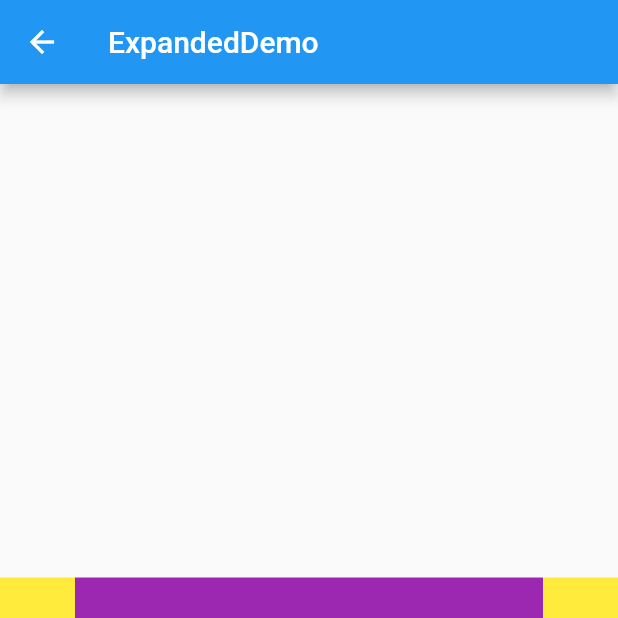
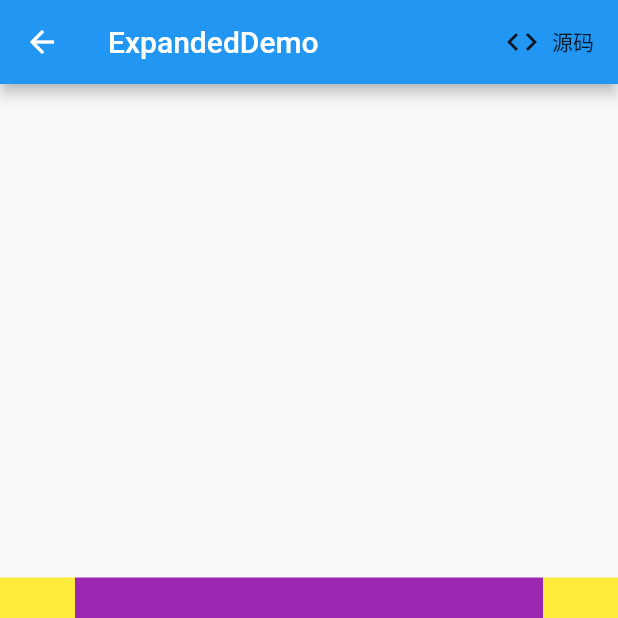
Before and after one commit to yang-lile/Eve_One_Widget, a Flutter app: the ExpandedDemo screen opened directly, on a phone screen of 412 x 824 dp, the top half of it. Run offline on Flutter 3.47's test engine with Material 2 defaults, Android fonts, the phone set to English and light mode, and no system bars.

Commit message:
新建模板，添加查看代码功能

```diff
--- a/lib/pages/AnimatedContainerDemo.dart
+++ b/lib/pages/AnimatedContainerDemo.dart
@@ -26,6 +26,7 @@
 /// 你也可以指定一个非线性的自定义效果。
 /// 这就是balabalabala。。。
 
+import 'package:Eve_One_Widget/template/MyScaffold.dart';
 import 'package:flutter/material.dart';
 
 class AnimatedContainerDemo extends StatefulWidget {
@@ -53,8 +54,8 @@ class _AnimatedContainerDemoState extends State<AnimatedContainerDemo> {
 
   @override
   Widget build(BuildContext context) {
-    return Scaffold(
-      appBar: AppBar(title: Text("AnimatedContainerDemo")),
+    return MyScaffold(
+      appBarTitle: "AnimatedContainerDemo",
       body: Align(
         alignment: Alignment.center,
         child: AnimatedContainer(
--- a/lib/pages/ExpandedDemo.dart
+++ b/lib/pages/ExpandedDemo.dart
@@ -1,12 +1,11 @@
+import 'package:Eve_One_Widget/template/MyScaffold.dart';
 import 'package:flutter/material.dart';
 
 class ExpandedDemo extends StatelessWidget {
   @override
   Widget build(BuildContext context) {
-    return Scaffold(
-      appBar: AppBar(
-        title: Text("ExpandedDemo"),
-      ),
+    return MyScaffold(
+      appBarTitle: "ExpandedDemo",
       body: Container(
         child: Center(
             child: Column(
--- a/lib/pages/FadeTransitionDemo.dart
+++ b/lib/pages/FadeTransitionDemo.dart
@@ -1,13 +1,14 @@
 /// 主要用于专场动画，
 /// 你可以直接复制粘贴FadeTransionDemoModel来修改属于你的转场动画
 
+import 'package:Eve_One_Widget/template/MyScaffold.dart';
 import 'package:flutter/material.dart';
 
 class FadeTransitionDemo extends StatelessWidget {
   @override
   Widget build(BuildContext context) {
-    return Scaffold(
-      appBar: AppBar(title: Text("FadeTransitionDemo")),
+    return MyScaffold(
+      appBarTitle: "FadeTransitionDemo",
       body: Align(
         alignment: Alignment.center,
         child: FadeTransitionDemoModel(
--- a/lib/pages/FutureBuilderDemo.dart
+++ b/lib/pages/FutureBuilderDemo.dart
@@ -1,10 +1,11 @@
+import 'package:Eve_One_Widget/template/MyScaffold.dart';
 import 'package:flutter/material.dart';
 
 class FutureBuilderDemo extends StatelessWidget {
   @override
   Widget build(BuildContext context) {
-    return Scaffold(
-      appBar: AppBar(title: Text("FutureBuilderDemo")),
+    return MyScaffold(
+      appBarTitle: "FutureBuilderDemo",
       body: Align(
         alignment: Alignment.center,
         child: Container(
--- a/lib/pages/Introduction.dart
+++ b/lib/pages/Introduction.dart
@@ -24,7 +24,7 @@ class Introduction extends StatelessWidget {
         child: ListView(
           children: <Widget>[
             Hero(
-              tag: "hero0",
+              tag: "image0",
               child: Image.asset(
                 "assets/images/introducing.webp",
                 fit: BoxFit.contain,
--- /dev/null
+++ b/lib/template/MyScaffold.dart
@@ -0,0 +1,130 @@
+import 'package:flutter/material.dart';
+import 'package:flutter/services.dart';
+
+class MyScaffold extends StatelessWidget {
+  final String appBarTitle;
+  final Widget body;
+  final Widget floatingActionButton;
+
+  MyScaffold({
+    @required this.appBarTitle,
+    @required this.body,
+    this.floatingActionButton,
+  });
+
+  @override
+  Widget build(BuildContext context) {
+    return Scaffold(
+      appBar: AppBar(
+        title: MyFadeTransition1(
+          child: Text(appBarTitle),
+        ),
+        actions: <Widget>[
+          FlatButton.icon(
+            onPressed: () {
+              Navigator.push(
+                context,
+                MaterialPageRoute(
+                  builder: (context) => SourceCodePage(title: appBarTitle),
+                ),
+              );
+            },
+            icon: Icon(Icons.code),
+            label: Text("源码"),
+          ),
+        ],
+      ),
+      body: body,
+      floatingActionButton: floatingActionButton ?? null,
+    );
+  }
+}
+
+class SourceCodePage extends StatelessWidget {
+  String title;
+
+  SourceCodePage({
+    @required this.title,
+  });
+
+  @override
+  Widget build(BuildContext context) {
+    return Scaffold(
+      appBar: AppBar(title: Text("Source Code")),
+      body: Padding(
+        padding: EdgeInsets.all(8.0),
+        child: Align(
+          alignment: Alignment.center,
+          child: _buildFutureBuilder(),
+        ),
+      ),
+    );
+  }
+
+  FutureBuilder<String> _buildFutureBuilder() {
+    return FutureBuilder(
+      future: _showCode(),
+      builder: (BuildContext context, AsyncSnapshot snapshot) {
+        if (snapshot.connectionState == ConnectionState.done) {
+          return SelectableText(
+            snapshot.data,
+            style: TextStyle(
+              color: Colors.black,
+            ),
+            toolbarOptions: ToolbarOptions(copy: true, selectAll: true),
+          );
+        } else {
+          return CircularProgressIndicator();
+        }
+      },
+    );
+  }
+
+  Future<String> _showCode() {
+    String _string = "lib/pages/${this.title}.dart";
+    return rootBundle.loadString(_string);
+  }
+}
+
+class MyFadeTransition1 extends StatefulWidget {
+  final Widget child;
+
+  MyFadeTransition1({@required this.child});
+
+  @override
+  _MyFadeTransition1State createState() => _MyFadeTransition1State();
+}
+
+class _MyFadeTransition1State extends State<MyFadeTransition1>
+    with SingleTickerProviderStateMixin {
+  AnimationController _controller;
+  Animation _animation;
+
+  @override
+  void initState() {
+    super.initState();
+    _controller = AnimationController(
+      duration: Duration(milliseconds: 500),
+      vsync: this,
+    );
+    _animation = Tween(
+      begin: 0.0,
+      end: 1.0,
+    ).animate(_controller);
+  }
+
+  @override
+  void dispose() {
+    _controller.dispose();
+    super.dispose();
+  }
+
+  @override
+  Widget build(BuildContext context) {
+    _controller.forward();
+    return FadeTransition(
+      opacity: _controller,
+      child: widget.child,
+    );
+  }
+}
--- a/pubspec.yaml
+++ b/pubspec.yaml
@@ -50,6 +50,7 @@ flutter:
   #   - images/a_dot_ham.jpeg
   assets:
     - assets/images/
+    - lib/pages/
 
   # An image asset can refer to one or more resolution-specific "variants", see
   # https://flutter.dev/assets-and-images/#resolution-aware.
```
Also changed, not shown: lib/Routes.dart (+8 -8 lines), lib/main.dart (+13 -5 lines), lib/pages/AboutDialogDemo.dart (+3 -4 lines), lib/pages/OpacityDemo.dart (+3 -4 lines), lib/pages/SafeAreaDemo.dart (+3 -4 lines), lib/pages/WrapDemo.dart (+3 -4 lines).
